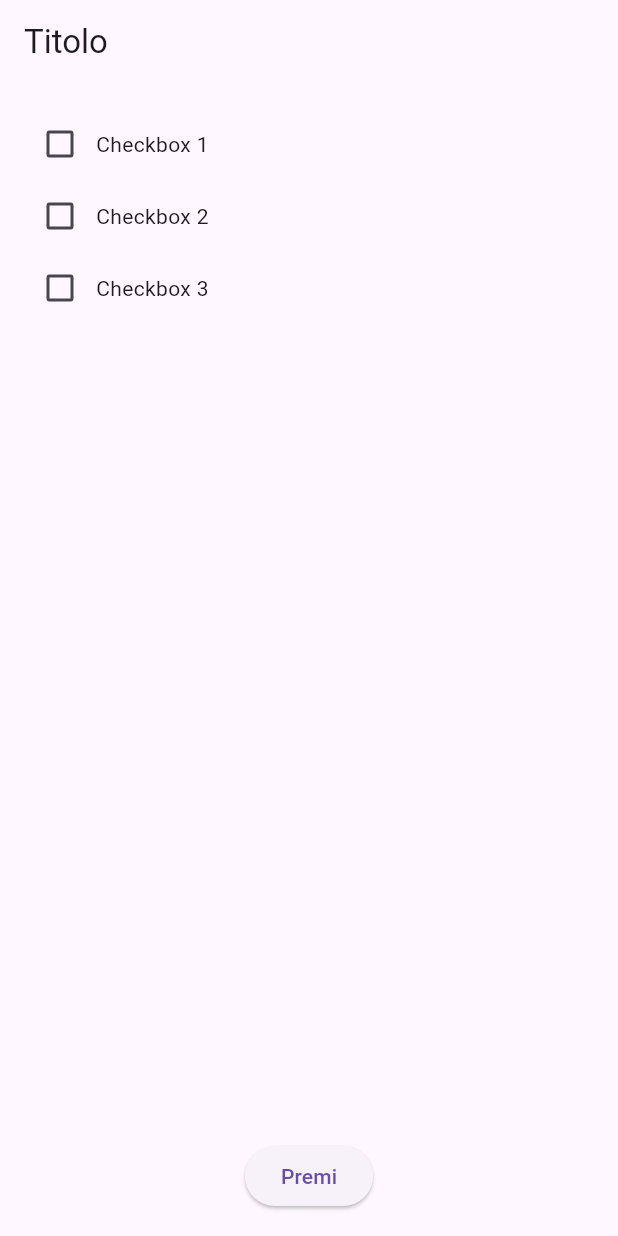
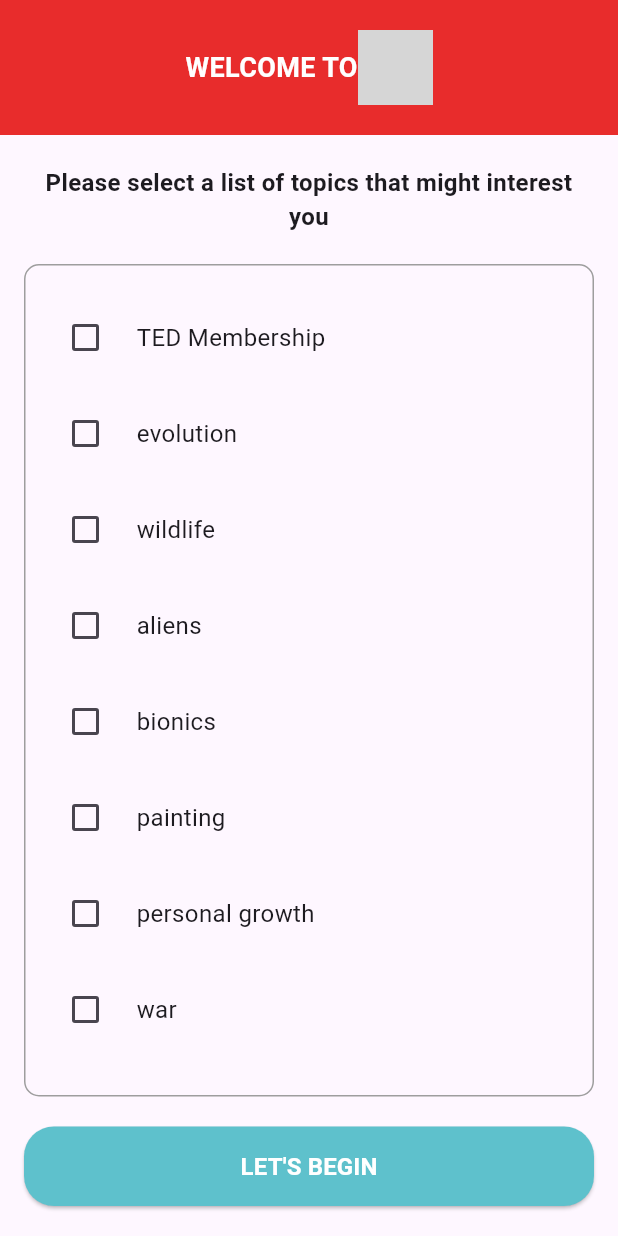
Before and after one commit to Gabriele-Mazzoleni/Progetti_Tec_Cloud_Mobile_2024, a Flutter app: the screen it shows after launch, on a phone screen of 412 x 824 dp. Run offline on Flutter 3.47's test engine with Material 3 defaults, Android fonts, the phone set to English and light mode, and no system bars; grey boxes are pictures that could not be loaded.

Commit message:
Build Mazzoleni mainPage

```diff
--- /dev/null
+++ b/Parte 4/TedxTok/tedxtok/lib/Styles/tedTokColors.dart
@@ -0,0 +1,8 @@
+import 'dart:ui';
+class tedTokColors{
+  tedTokColors._();
+
+  static const Color tedRed= Color.fromRGBO(232, 44, 44, 1);
+  static const Color tokBlue= Color.fromARGB(255, 94, 193, 204);
+
+}
--- a/Parte 4/TedxTok/tedxtok/lib/main.dart
+++ b/Parte 4/TedxTok/tedxtok/lib/main.dart
@@ -1,4 +1,5 @@
 import 'package:flutter/material.dart';
+import 'package:tedxtok/Styles/TedTokColors.dart';
 
 void main() {
   runApp(MyApp());
@@ -8,11 +9,9 @@ class MyApp extends StatelessWidget {
   @override
   Widget build(BuildContext context) {
     return MaterialApp(
-      title: 'Flutter Demo',
-      theme: ThemeData(
-        primarySwatch: Colors.blue,
+      home: Scaffold(
+        body: MyHomePage(),
       ),
-      home: MyHomePage(),
     );
   }
 }
@@ -23,74 +22,167 @@ class MyHomePage extends StatefulWidget {
 }
 
 class _MyHomePageState extends State<MyHomePage> {
-  bool _isChecked1 = false;
-  bool _isChecked2 = false;
-  bool _isChecked3 = false;
+  // Lista dei topic, per la build demo iniziamo con 20 argomenti possibili
+  final List<String> topics = [
+    'TED Membership',
+    'evolution',
+    'wildlife',
+    'aliens',
+    'bionics',
+    'painting',
+    'personal growth',
+    'war',
+    'augmented reality',
+    'communication',
+    'crime',
+    'encryption',
+    'medical research',
+    'nuclear energy',
+    'ocean',
+    'religion',
+    'sleep',
+    'visualizations',
+    'beauty',
+    'metaverse',
+  ];
+
+  // Lista di booleani per tenere traccia dello stato delle checkbox
+  late List<bool> checkedTopics;
+
+  @override
+  void initState() {
+    super.initState();
+    // Inizializza la lista dei booleani con 'false'
+    checkedTopics = List<bool>.filled(topics.length, false);
+  }
 
   @override
   Widget build(BuildContext context) {
-    return Scaffold(
-      appBar: AppBar(
-        title: Text('Titolo'),
-      ),
-      body: Padding(
-        padding: const EdgeInsets.all(16.0),
-        child: Column(
-          mainAxisAlignment: MainAxisAlignment.spaceBetween,
-          children: [
-            Column(
+    return SafeArea(
+      child: Column(
+        children: [
+          // Header
+          Container(
+            color: tedTokColors.tedRed, //Rosso TedTok
+            padding: EdgeInsets.symmetric(vertical: 20),
+            alignment: Alignment.center,
+            child: Row(
+              mainAxisAlignment: MainAxisAlignment.center,
               children: [
-                Row(
-                  children: [
-                    Checkbox(
-                      value: _isChecked1,
-                      onChanged: (bool? value) {
-                        setState(() {
-                          _isChecked1 = value ?? false;
-                        });
-                      },
-                    ),
-                    Text('Checkbox 1'),
-                  ],
+                Text(
+                  'WELCOME TO',
+                  style: TextStyle(
+                    color: Colors.white,
+                    fontSize: 18,
+                    fontWeight: FontWeight.bold,
+                  ),
                 ),
-                Row(
-                  children: [
-                    Checkbox(
-                      value: _isChecked2,
-                      onChanged: (bool? value) {
-                        setState(() {
-                          _isChecked2 = value ?? false;
-                        });
-                      },
-                    ),
-                    Text('Checkbox 2'),
-                  ],
-                ),
-                Row(
-                  children: [
-                    Checkbox(
-                      value: _isChecked3,
-                      onChanged: (bool? value) {
-                        setState(() {
-                          _isChecked3 = value ?? false;
-                        });
-                      },
-                    ),
-                    Text('Checkbox 3'),
-                  ],
+                SizedBox(height: 5),
+                Image.asset(
+                  'assets/images/Logo_Bianco.png', // Path to the image asset
+                  height: 50, // Adjust the height as needed
                 ),
               ],
             ),
-            ElevatedButton(
+          ),
+          SizedBox(height: 20),
+          // Instructions
+          Padding(
+            padding: const EdgeInsets.symmetric(horizontal: 16.0),
+            child: Text(
+              'Please select a list of topics that might interest you',
+              style: TextStyle(fontSize: 16, fontWeight: FontWeight.bold),
+              textAlign: TextAlign.center,
+            ),
+          ),
+          SizedBox(height: 20),
+          // List of Topics
+          Expanded(
+            child: Padding(
+              padding: const EdgeInsets.symmetric(horizontal: 16.0),
+              child: Container(
+                padding: EdgeInsets.all(16),
+                decoration: BoxDecoration(
+                  border: Border.all(color: Colors.grey),
+                  borderRadius: BorderRadius.circular(10),
+                ),
+                child: ListView.builder(
+                  itemCount: topics.length,
+                  itemBuilder: (context, index) {
+                    return topicItem(
+                      topic: topics[index],
+                      isChecked: checkedTopics[index],
+                      onChanged: (bool? value) {
+                        setState(() {
+                          checkedTopics[index] = value ?? false;
+                        });
+                      },
+                    );
+                  },
+                ),
+              ),
+            ),
+          ),
+          SizedBox(height: 20),
+          // Button
+
+          Padding(
+            padding: const EdgeInsets.symmetric(horizontal: 16.0),
+            child: ElevatedButton(
+              style: ElevatedButton.styleFrom(
+                backgroundColor: tedTokColors.tokBlue, // Azzurro TedTok
+                shape: RoundedRectangleBorder(
+                  borderRadius: BorderRadius.circular(20),
+                ),
+                padding: EdgeInsets.symmetric(vertical: 15),
+              ),
               onPressed: () {
-                // Aggiungi qui l'azione del bottone
-                print('Bottone premuto');
+                // Funzione di OnPressed, la aggiungeremo più tardi
               },
-              child: Text('Premi'),
+              child: Center(
+                child: Text(
+                  "LET'S BEGIN",
+                  style: TextStyle(
+                    color: Colors.white,
+                    fontSize: 16,
+                    fontWeight: FontWeight.bold,
+                  ),
+                ),
+              ),
             ),
-          ],
-        ),
+          ),
+          SizedBox(height: 20),
+        ],
       ),
     );
   }
 }
+
+class topicItem extends StatelessWidget {
+  final String topic;
+  final bool isChecked;
+  final ValueChanged<bool?> onChanged;
+
+  topicItem({required this.topic, required this.isChecked, required this.onChanged});
+
+  @override
+  Widget build(BuildContext context) {
+    return Padding(
+      padding: const EdgeInsets.symmetric(vertical: 8.0),
+      child: Row(
+        children: [
+          Checkbox(
+            value: isChecked,
+            onChanged: onChanged,
+            activeColor: tedTokColors.tokBlue
+          ),
+          SizedBox(width: 10),
+          Text(
+            topic,
+            style: TextStyle(fontSize: 16),
+          ),
+        ],
+      ),
+    );
+  }
+}
--- a/Parte 4/TedxTok/tedxtok/pubspec.yaml
+++ b/Parte 4/TedxTok/tedxtok/pubspec.yaml
@@ -52,6 +52,8 @@ dev_dependencies:
 
 # The following section is specific to Flutter packages.
 flutter:
+  assets:
+    - assets/images/Logo_Bianco.png
 
   # The following line ensures that the Material Icons font is
   # included with your application, so that you can use the icons in
```
Also changed, not shown: Parte 4/TedxTok/tedxtok/assets/images/Logo_bianco.png (added), Parte 4/TedxTok/tedxtok/lib/Styles/fontStyles.dart (added), 1 other file.
